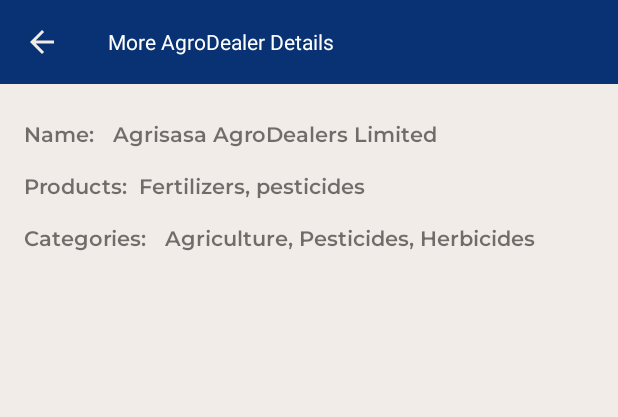
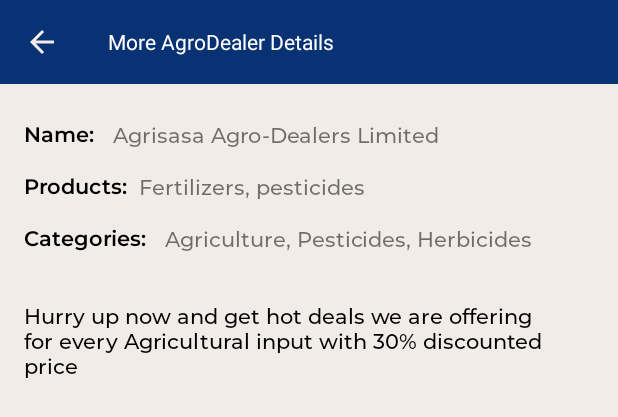
Before and after one commit to MuindiStephen/Agri-Sasa, an Android app: the layout fragment_view_agro_dealer_in_detail.xml on its own in the app's theme, with its tools: preview values and no code run, on a phone screen of 412 x 824 dp. Shown: the top 417 px of the screen. Run offline under Robolectric (Android 15) with nearby library versions, the phone set to English and light mode, and no system bars.

```diff
--- a/app/src/main/java/com/steve_md/smartmkulima/adapter/AgroDealersAdapter.kt
+++ b/app/src/main/java/com/steve_md/smartmkulima/adapter/AgroDealersAdapter.kt
@@ -9,14 +9,15 @@ import android.view.View
 import android.view.ViewGroup
 import android.widget.TextView
 import android.widget.Toast
-import androidx.cardview.widget.CardView
 import androidx.constraintlayout.widget.ConstraintLayout
-import androidx.core.content.ContextCompat.startActivity
 import androidx.recyclerview.widget.RecyclerView
 import com.google.android.gms.maps.model.LatLng
 import com.steve_md.smartmkulima.R
 import com.steve_md.smartmkulima.model.AgroDealer
 
+/**
+ * Attach / bind data of verified agro-dealers within Agri-Sasa Platform
+ */
 class AgrodealerAdapter(
     private val agrodealers: List<AgroDealer>,
     private val userLocation: LatLng,
--- a/app/src/main/java/com/steve_md/smartmkulima/adapter/FarmAnalyticsRecordListAdapter.kt
+++ b/app/src/main/java/com/steve_md/smartmkulima/adapter/FarmAnalyticsRecordListAdapter.kt
@@ -70,9 +70,6 @@ class FarmAnalyticsRecordListAdapter( private val onClickListener: OnClickListen
         holder.openTV.setOnClickListener {
             onClickListener.onClick(summary)
         }
-//        holder.itemView.findViewById<TextView>(com.steve_md.smartmkulima.R.id.textView125).setOnClickListener {
-//
-//        }
     }
 
     class OnClickListener(val clickListener: (summary: FarmFinancialDataSummary) -> Unit) {
--- a/app/src/main/java/com/steve_md/smartmkulima/ui/fragments/main/HomeDashboardFragment.kt
+++ b/app/src/main/java/com/steve_md/smartmkulima/ui/fragments/main/HomeDashboardFragment.kt
@@ -66,7 +66,7 @@ class HomeDashboardFragment : Fragment() {
         databaseReference = FirebaseDatabase.getInstance().getReference("users").child(userId!!)
 
          databaseReference.child("email")
-             .addListenerForSingleValueEvent(object : ValueEventListener{
+             .addListenerForSingleValueEvent(object : ValueEventListener {
                  override fun onDataChange(snapshot: DataSnapshot) {
                      val username = snapshot.getValue(String::class.java)
 
--- a/app/src/main/java/com/steve_md/smartmkulima/ui/fragments/others/crop_cycle/CropCycleExpensesListFragment.kt
+++ b/app/src/main/java/com/steve_md/smartmkulima/ui/fragments/others/crop_cycle/CropCycleExpensesListFragment.kt
@@ -14,6 +14,7 @@ import com.steve_md.smartmkulima.adapter.FarmExpensesRecordsAdapter
 import com.steve_md.smartmkulima.adapter.FarmFieldsAdapter
 import com.steve_md.smartmkulima.databinding.FragmentCropCycleExpensesListBinding
 import com.steve_md.smartmkulima.databinding.FragmentCropCycleRevenuesListBinding
+import com.steve_md.smartmkulima.model.FarmEquipment
 import com.steve_md.smartmkulima.model.NewFarmField
 import com.steve_md.smartmkulima.model.financialdata.FarmFinanceExpenseRecords
 import com.steve_md.smartmkulima.viewmodel.MainViewModel
--- a/app/src/main/java/com/steve_md/smartmkulima/ui/fragments/others/crop_cycle/CropCycleFarmRecordsFragment.kt
+++ b/app/src/main/java/com/steve_md/smartmkulima/ui/fragments/others/crop_cycle/CropCycleFarmRecordsFragment.kt
@@ -14,6 +14,8 @@ import androidx.recyclerview.widget.RecyclerView
 import com.steve_md.smartmkulima.R
 import com.steve_md.smartmkulima.adapter.fragmentadapter.FragmentAdapter
 import com.steve_md.smartmkulima.databinding.FragmentCropCycleFarmRecordsBinding
+import com.steve_md.smartmkulima.model.FarmEquipment
+import com.steve_md.smartmkulima.utils.Event
 import com.steve_md.smartmkulima.utils.displaySnackBar
 import com.steve_md.smartmkulima.viewmodel.MainViewModel
 import dagger.hilt.android.AndroidEntryPoint
@@ -115,7 +117,7 @@ class CropCycleFarmRecordsFragment : Fragment() {
      */
     private fun setUpViewPager() {
         val fragmentsAdapter = FragmentAdapter(childFragmentManager).apply {
-            addFragment(CropCycleExpensesListFragment(), "Expenses")
+            addFragment(CropCycleExpensesListFragment (),"Expenses")
             addFragment(CropCycleRevenuesListFragment(), "Revenues")
         }
 
--- a/app/src/main/res/layout/fragment_view_agro_dealer_in_detail.xml
+++ b/app/src/main/res/layout/fragment_view_agro_dealer_in_detail.xml
@@ -31,6 +31,7 @@
         android:layout_marginTop="24dp"
         android:fontFamily="@font/montserrat_semibold"
         android:text="Name: "
+        android:textColor="@color/black"
         android:textSize="@dimen/_14sp_text_size"
         app:layout_constraintStart_toStartOf="parent"
         app:layout_constraintTop_toBottomOf="@+id/toolbarAgroDealerInDetail" />
@@ -39,8 +40,8 @@
         android:id="@+id/textViewAgroDealerNameDetail"
         android:layout_width="wrap_content"
         android:layout_height="wrap_content"
-        android:text="Agrisasa AgroDealers Limited"
-        android:fontFamily="@font/montserrat_semibold"
+        android:text="Agrisasa Agro-Dealers Limited"
+        android:fontFamily="@font/montserrat_medium"
         android:layout_marginStart="@dimen/_8dp"
         app:layout_constraintBottom_toBottomOf="@+id/textView88"
         app:layout_constraintStart_toEndOf="@+id/textView88"
@@ -53,6 +54,7 @@
         android:layout_marginTop="16dp"
         android:fontFamily="@font/montserrat_semibold"
         android:text="Products:"
+        android:textColor="@color/black"
         app:layout_constraintStart_toStartOf="@+id/textView88"
         app:layout_constraintTop_toBottomOf="@+id/textView88" />
 
@@ -62,7 +64,7 @@
         android:layout_height="wrap_content"
         android:layout_marginStart="@dimen/_8dp"
         android:text="Fertilizers, pesticides"
-        android:fontFamily="@font/montserrat_semibold"
+        android:fontFamily="@font/montserrat_medium"
         app:layout_constraintBottom_toBottomOf="@+id/textView90"
         app:layout_constraintStart_toEndOf="@+id/textView90"
         app:layout_constraintTop_toTopOf="@+id/textView90" />
@@ -74,6 +76,7 @@
         android:layout_marginTop="16dp"
         android:fontFamily="@font/montserrat_semibold"
         android:text="Categories: "
+        android:textColor="@color/black"
         app:layout_constraintStart_toStartOf="@+id/textView90"
         app:layout_constraintTop_toBottomOf="@+id/textView90" />
 
@@ -83,7 +86,7 @@
         android:layout_height="wrap_content"
         android:layout_marginStart="8dp"
         android:text="Agriculture, Pesticides, Herbicides"
-        android:fontFamily="@font/montserrat_semibold"
+        android:fontFamily="@font/montserrat_medium"
         app:layout_constraintBottom_toBottomOf="@+id/textView92"
         app:layout_constraintStart_toEndOf="@+id/textView92"
         app:layout_constraintTop_toTopOf="@+id/textView92" />
@@ -92,46 +95,12 @@
         android:id="@+id/textView94"
         android:layout_width="wrap_content"
         android:layout_height="wrap_content"
-        android:layout_marginTop="16dp"
-        android:fontFamily="@font/montserrat_semibold"
-        android:text="Leasing Options: "
-        android:visibility="invisible"
+        android:layout_marginTop="32dp"
+        android:text="Hurry up now and get hot deals we are offering \nfor every Agricultural input with 30% discounted \nprice"
+        android:fontFamily="@font/montserrat_medium"
+        android:textColor="@color/black"
+        android:textSize="@dimen/_14sp_text_size"
         app:layout_constraintStart_toStartOf="@+id/textView92"
-        app:layout_constraintTop_toBottomOf="@+id/textView92" />
+        app:layout_constraintTop_toBottomOf="@+id/textViewAgroDealerCategories" />
 
-    <TextView
-        android:id="@+id/textViewIfLeasingOptionOfferred"
-        android:layout_width="wrap_content"
-        android:layout_height="wrap_content"
-        android:layout_marginStart="8dp"
-        android:text="true"
-        android:visibility="invisible"
-        android:fontFamily="@font/montserrat_semibold"
-        app:layout_constraintBottom_toBottomOf="@+id/textView94"
-        app:layout_constraintStart_toEndOf="@+id/textView94"
-        app:layout_constraintTop_toTopOf="@+id/textView94" />
-
-    <TextView
-        android:id="@+id/textView96"
-        android:layout_width="wrap_content"
-        android:layout_height="wrap_content"
-        android:layout_marginTop="16dp"
-        android:text="Leasing Details: "
-        android:visibility="invisible"
-        android:fontFamily="@font/montserrat_semibold"
-        app:layout_constraintStart_toStartOf="@+id/textView94"
-        app:layout_constraintTop_toBottomOf="@+id/textView94" />
-
-    <TextView
-        android:id="@+id/textViewLeasingDetails"
-        android:layout_width="200dp"
-        android:layout_height="wrap_content"
-        android:layout_marginStart="12dp"
-        android:layout_marginTop="@dimen/_8dp"
-        android:visibility="invisible"
-        android:fontFamily="@font/montserrat_semibold"
-        android:text="6 months duration, monthly payment terms"
-        app:layout_constraintBottom_toBottomOf="@+id/textView96"
-        app:layout_constraintStart_toEndOf="@+id/textView96"
-        app:layout_constraintTop_toTopOf="@+id/textView96" />
 </androidx.constraintlayout.widget.ConstraintLayout>
```
Also changed, not shown: app/src/main/java/com/steve_md/smartmkulima/ui/fragments/main/MyCartAgroDealerInputsFragment.kt (added, +34 -0 lines), app/src/main/java/com/steve_md/smartmkulima/utils/Constants.kt (+0 -9 lines), app/src/main/java/com/steve_md/smartmkulima/utils/ViewExtensions.kt (added, +89 -0 lines), app/src/main/res/layout/fragment_my_cart_agro_dealer_inputs.xml (added, +25 -0 lines), app/src/main/res/layout/item_deal_agrodealer.xml (added, +113 -0 lines).
